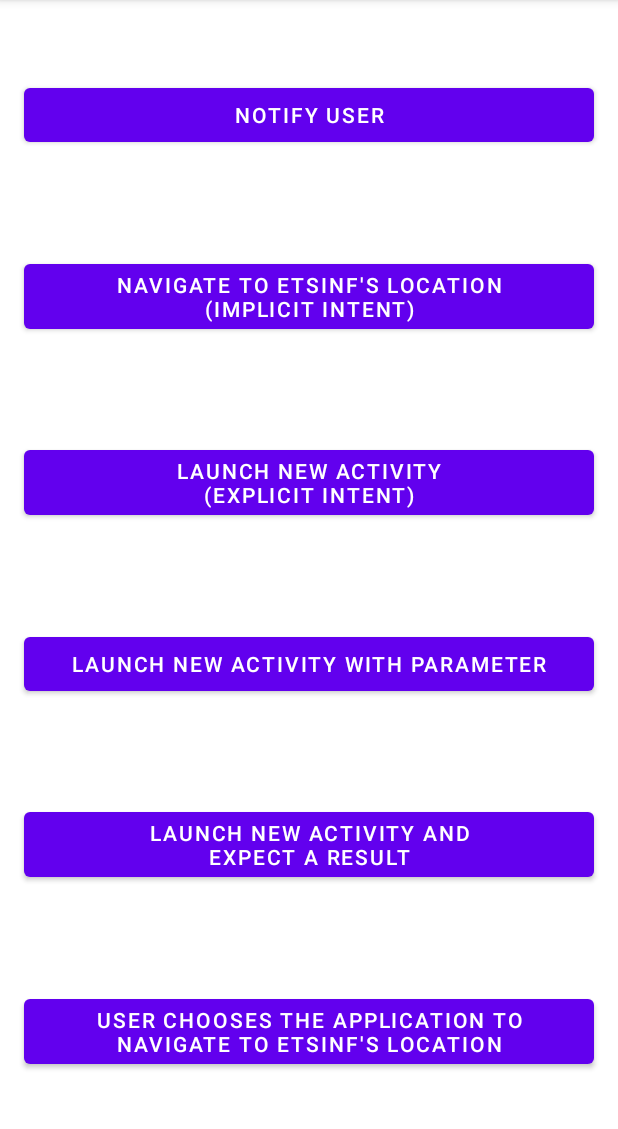
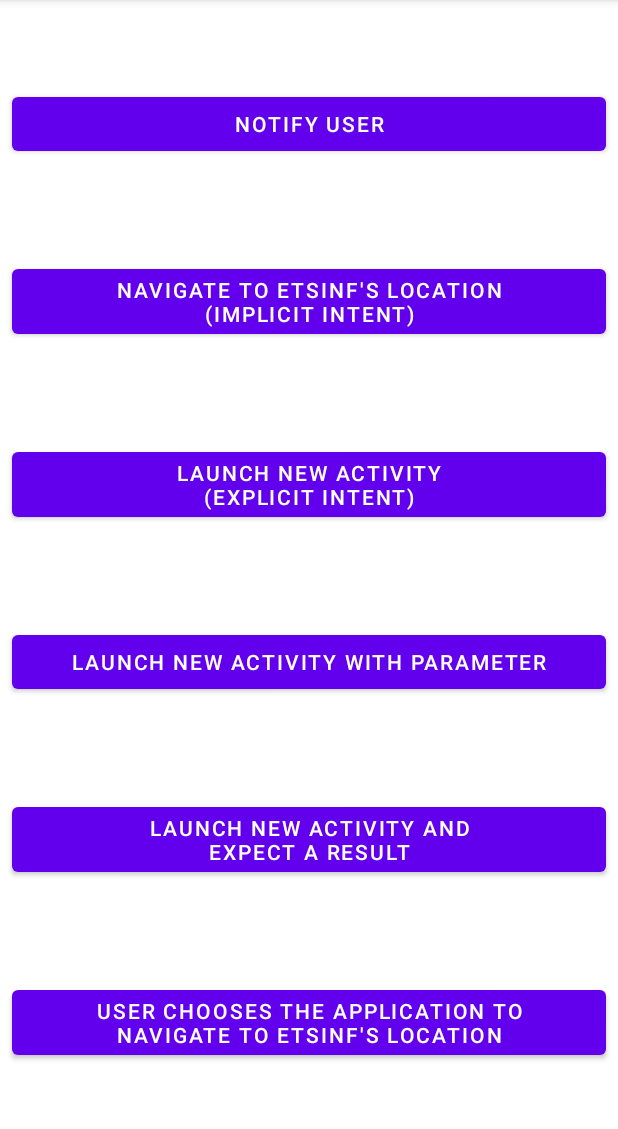
Before and after one commit to AndroidUPV/Ex04_EventsAndIntents, an Android app: the screen it shows after launch (MainActivity), on a phone screen of 412 x 824 dp, the part 84-1213 px from its top. Run offline under Robolectric (Android 15) with nearby library versions, the phone set to English and light mode, and no system bars.

Commit message:
ScrollView included

```diff
--- a/app/src/main/res/layout/activity_main.xml
+++ b/app/src/main/res/layout/activity_main.xml
@@ -7,18 +7,24 @@
 <!--
   ~ Displays buttons to launch implicit and explicit Intents
   -->
-<androidx.constraintlayout.widget.ConstraintLayout xmlns:android="http://schemas.android.com/apk/res/android"
+<ScrollView xmlns:android="http://schemas.android.com/apk/res/android"
     xmlns:app="http://schemas.android.com/apk/res-auto"
     xmlns:tools="http://schemas.android.com/tools"
     android:layout_width="match_parent"
-    android:layout_height="match_parent"
+    android:layout_height="wrap_content"
+    android:layout_gravity="center"
+    android:fillViewport="true"
     tools:context=".MainActivity">
+
+    <androidx.constraintlayout.widget.ConstraintLayout
+        android:layout_width="match_parent"
+        android:layout_height="wrap_content">
 
         <Button
             android:id="@+id/bShowNotification"
             android:layout_width="0dp"
             android:layout_height="wrap_content"
-        android:layout_margin="16dp"
+            android:layout_margin="8dp"
             android:text="@string/button_notification"
             app:layout_constraintBottom_toTopOf="@+id/bImplicitIntentSystemChooses"
             app:layout_constraintEnd_toEndOf="parent"
@@ -29,7 +35,7 @@
             android:id="@+id/bImplicitIntentSystemChooses"
             android:layout_width="0dp"
             android:layout_height="wrap_content"
-        android:layout_margin="16dp"
+            android:layout_margin="8dp"
             android:text="@string/button_implicit_intent_system_chooses"
             app:layout_constraintBottom_toTopOf="@+id/bExplicitIntent"
             app:layout_constraintEnd_toEndOf="parent"
@@ -40,7 +46,7 @@
             android:id="@+id/bExplicitIntent"
             android:layout_width="0dp"
             android:layout_height="wrap_content"
-        android:layout_margin="16dp"
+            android:layout_margin="8dp"
             android:text="@string/button_explicit_intent"
             app:layout_constraintBottom_toTopOf="@+id/bExplicitIntentWithParameter"
             app:layout_constraintEnd_toEndOf="parent"
@@ -51,7 +57,7 @@
             android:id="@+id/bExplicitIntentWithParameter"
             android:layout_width="0dp"
             android:layout_height="wrap_content"
-        android:layout_margin="16dp"
+            android:layout_margin="8dp"
             android:text="@string/button_explicit_intent_with_parameter"
             app:layout_constraintBottom_toTopOf="@+id/bExplicitIntentForResult"
             app:layout_constraintEnd_toEndOf="parent"
@@ -62,7 +68,7 @@
             android:id="@+id/bExplicitIntentForResult"
             android:layout_width="0dp"
             android:layout_height="wrap_content"
-        android:layout_margin="16dp"
+            android:layout_margin="8dp"
             android:text="@string/button_explicit_intent_for_result"
             app:layout_constraintBottom_toTopOf="@+id/bImplicitIntentUserChooses"
             app:layout_constraintEnd_toEndOf="parent"
@@ -73,10 +79,12 @@
             android:id="@+id/bImplicitIntentUserChooses"
             android:layout_width="0dp"
             android:layout_height="wrap_content"
-        android:layout_margin="16dp"
+            android:layout_margin="8dp"
             android:text="@string/button_implicit_intent_user_chooses"
             app:layout_constraintBottom_toBottomOf="parent"
             app:layout_constraintEnd_toEndOf="parent"
             app:layout_constraintStart_toStartOf="parent"
             app:layout_constraintTop_toBottomOf="@+id/bExplicitIntentForResult" />
     </androidx.constraintlayout.widget.ConstraintLayout>
+
+</ScrollView>
```
Lines whose indentation alone changed are shown as unchanged.
